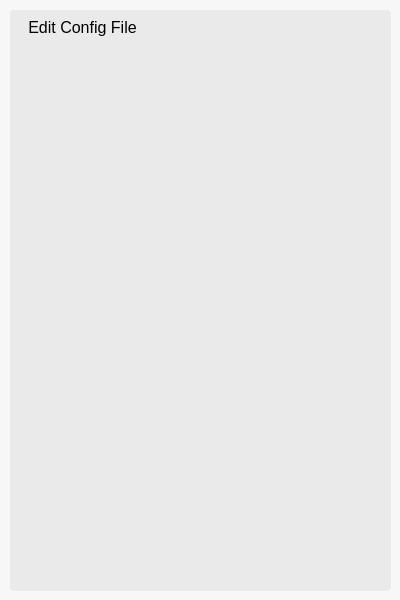
Qt form main/cpp/ui/editconfigform.ui (svissers/peryite) before a commit.
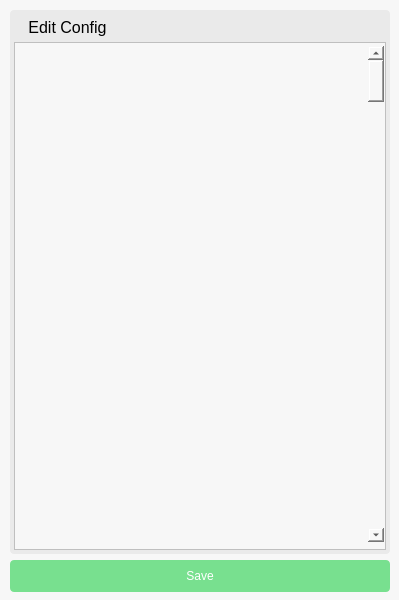
The same form after that commit.

Commit message: scrollbar in config edit

The edit to the form file:
```diff
--- a/main/cpp/ui/editconfigform.ui
+++ b/main/cpp/ui/editconfigform.ui
@@ -6,7 +6,7 @@
    <rect>
     <x>0</x>
     <y>0</y>
-    <width>400</width>
+    <width>399</width>
     <height>600</height>
    </rect>
   </property>
@@ -61,12 +61,54 @@
     <rect>
      <x>10</x>
      <y>10</y>
-     <width>381</width>
-     <height>581</height>
+     <width>380</width>
+     <height>544</height>
     </rect>
    </property>
    <property name="title">
-    <string>Edit Config File</string>
+    <string>Edit Config</string>
+   </property>
+   <widget class="QFrame" name="frame">
+    <property name="geometry">
+     <rect>
+      <x>4</x>
+      <y>32</y>
+      <width>372</width>
+      <height>508</height>
+     </rect>
+    </property>
+    <property name="frameShape">
+     <enum>QFrame::StyledPanel</enum>
+    </property>
+    <property name="frameShadow">
+     <enum>QFrame::Raised</enum>
+    </property>
+    <widget class="QScrollBar" name="verticalScrollBar">
+     <property name="geometry">
+      <rect>
+       <x>354</x>
+       <y>4</y>
+       <width>16</width>
+       <height>496</height>
+      </rect>
+     </property>
+     <property name="orientation">
+      <enum>Qt::Vertical</enum>
+     </property>
+    </widget>
+   </widget>
+  </widget>
+  <widget class="QPushButton" name="pushButton">
+   <property name="geometry">
+    <rect>
+     <x>10</x>
+     <y>560</y>
+     <width>380</width>
+     <height>32</height>
+    </rect>
+   </property>
+   <property name="text">
+    <string>Save</string>
    </property>
   </widget>
  </widget>
```
Left out of the diff: 2 changed lines with no effect on the pictures. The commit also changes 4 other files.
